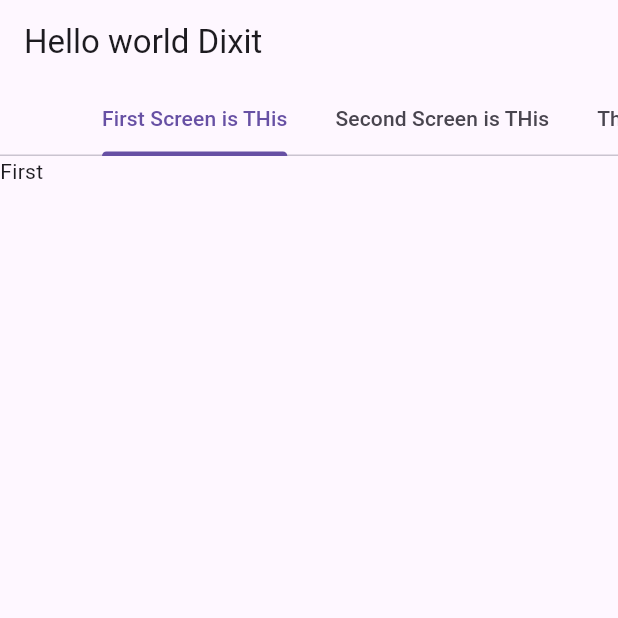
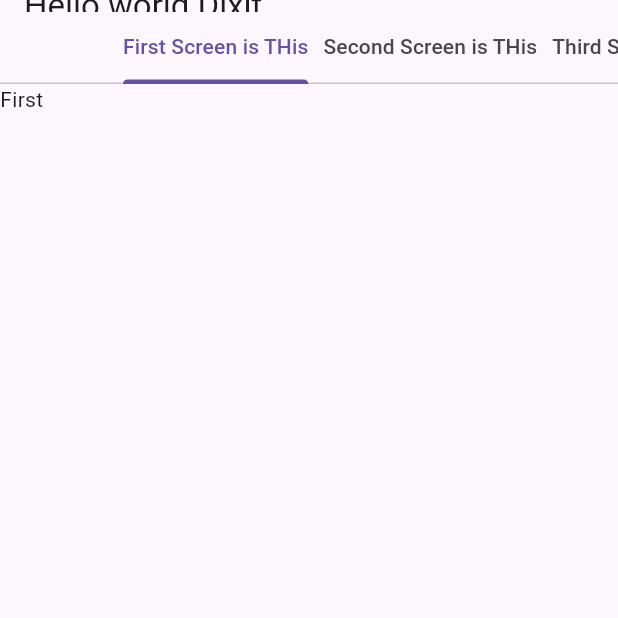
Before and after one commit to pateldixit2004/sort_api, a Flutter app: the screen it shows after launch, on a phone screen of 412 x 824 dp, the top half of it. Run offline on Flutter 3.47's test engine with Material 3 defaults, Android fonts, the phone set to English and light mode, and no system bars; our stand-ins replace fl_chart, get.

Commit message:
tabBar_change

```diff
--- a/lib/screen/view/tabScreen.dart
+++ b/lib/screen/view/tabScreen.dart
@@ -16,8 +16,11 @@ class _TabScreenState extends State<TabScreen> {
       child: Scaffold(
         appBar: AppBar(
           title: Text("Hello world Dixit"),
-          bottom: const TabBar(
-              padding: EdgeInsets.all(0),
+          bottom: const PreferredSize(
+            preferredSize: Size(double.infinity, 0),
+            child: TabBar(
+              labelPadding: EdgeInsets.only(right: 10),
+              padding: EdgeInsets.symmetric(horizontal: 30),
               isScrollable: true,
               tabs: [
                 Tab(
@@ -29,10 +32,17 @@ class _TabScreenState extends State<TabScreen> {
                 Tab(
                   child: Text("Third Screen is THis"),
                 ),
-              ]),
+              ],
+            ),
+          ),
         ),
         body: const TabBarView(
-            children: [Text("First"), Text("Second"), Text("Third")]),
+          children: [
+            Text("First"),
+            Text("Second"),
+            Text("Third"),
+          ],
+        ),
       ),
     ));
   }
```
